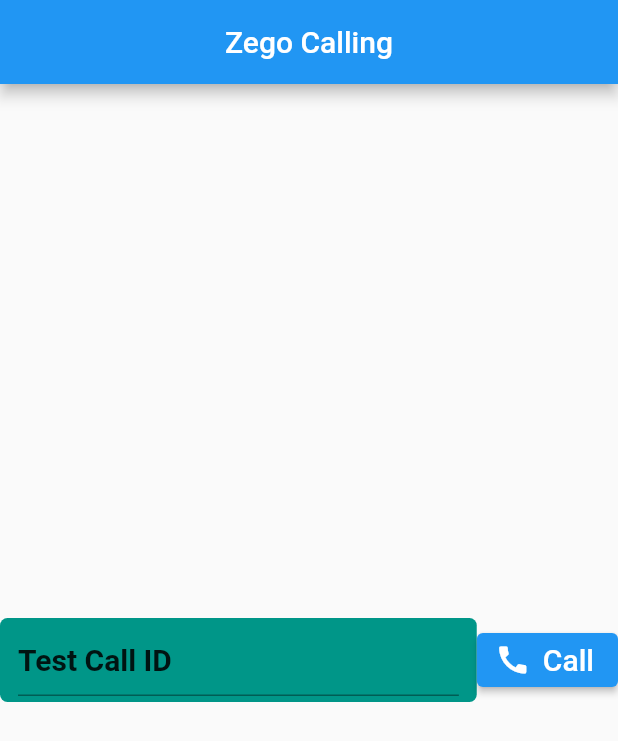
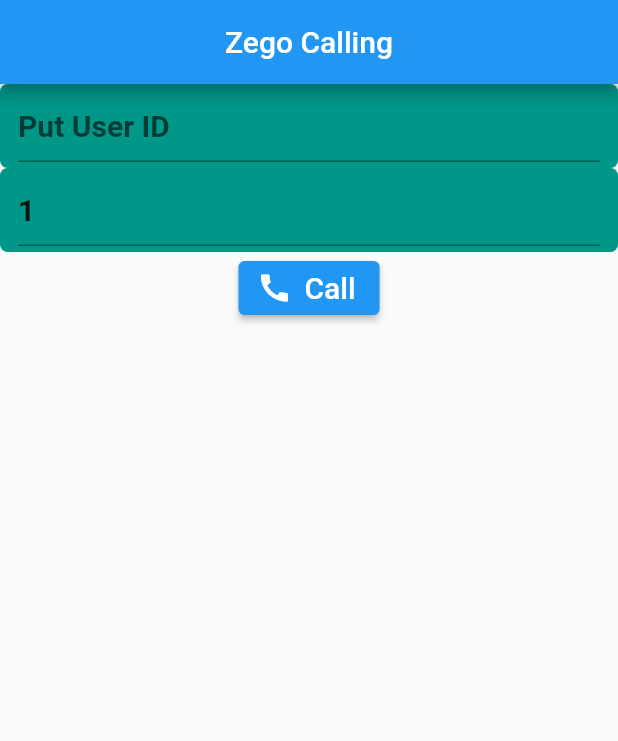
Before and after one commit to NasShihab/calling_zegocloud, a Flutter app: the screen it shows after launch, on a phone screen of 412 x 824 dp. Shown: the top 741 px of the screen. Run offline on Flutter 3.47's test engine with Material 2 defaults, Android fonts, the phone set to English and light mode, and no system bars; missing offline and left inert: zego_uikit_prebuilt_call.

Commit message:
call working

```diff
--- a/lib/main.dart
+++ b/lib/main.dart
@@ -22,19 +22,31 @@
 
   @override
   Widget build(BuildContext context) {
-    final callIDController = TextEditingController(text: 'Test Call ID');
+    final userIDController = TextEditingController();
+    final callIDController = TextEditingController(text: '1');
     return Scaffold(
       appBar: AppBar(
         title: const Text('Zego Calling'),
         centerTitle: true,
       ),
       body: SafeArea(
-        child: Row(
+        child: Column(
           crossAxisAlignment: CrossAxisAlignment.center,
-          mainAxisAlignment: MainAxisAlignment.spaceBetween,
           children: [
-            Expanded(
-              child: Center(
+            Center(
+              child: Chip(
+                label: TextFormField(
+                  decoration: const InputDecoration(hintText: 'Put User ID'),
+                  controller: userIDController,
+                  style: const TextStyle(
+                      fontSize: 20, fontWeight: FontWeight.bold),
+                ),
+                shape: RoundedRectangleBorder(
+                    borderRadius: BorderRadius.circular(5)),
+                backgroundColor: Colors.teal,
+              ),
+            ),
+            Center(
               child: Chip(
                 label: TextFormField(
                   controller: callIDController,
@@ -46,11 +58,13 @@
                 backgroundColor: Colors.teal,
               ),
             ),
-            ),
             ElevatedButton.icon(
               onPressed: () {
-                Navigator.push(context, MaterialPageRoute(builder: (context){
-                  return CallPage(callID: callIDController.text);
+                Navigator.push(context, MaterialPageRoute(builder: (context) {
+                  return CallPage(
+                    callID: '1',
+                    userID: userIDController.text,
+                  );
                 }));
               },
               label: const Text(
```
Also changed, not shown: lib/call_page.dart (+5 -5 lines). Lines whose indentation alone changed are shown as unchanged.
